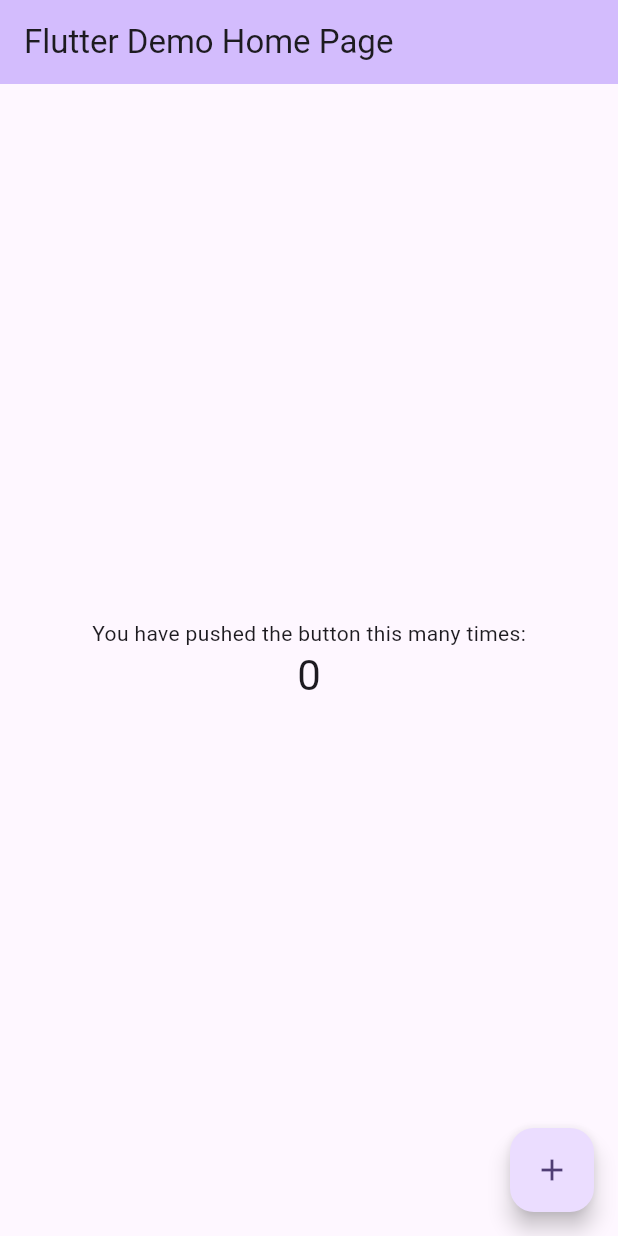
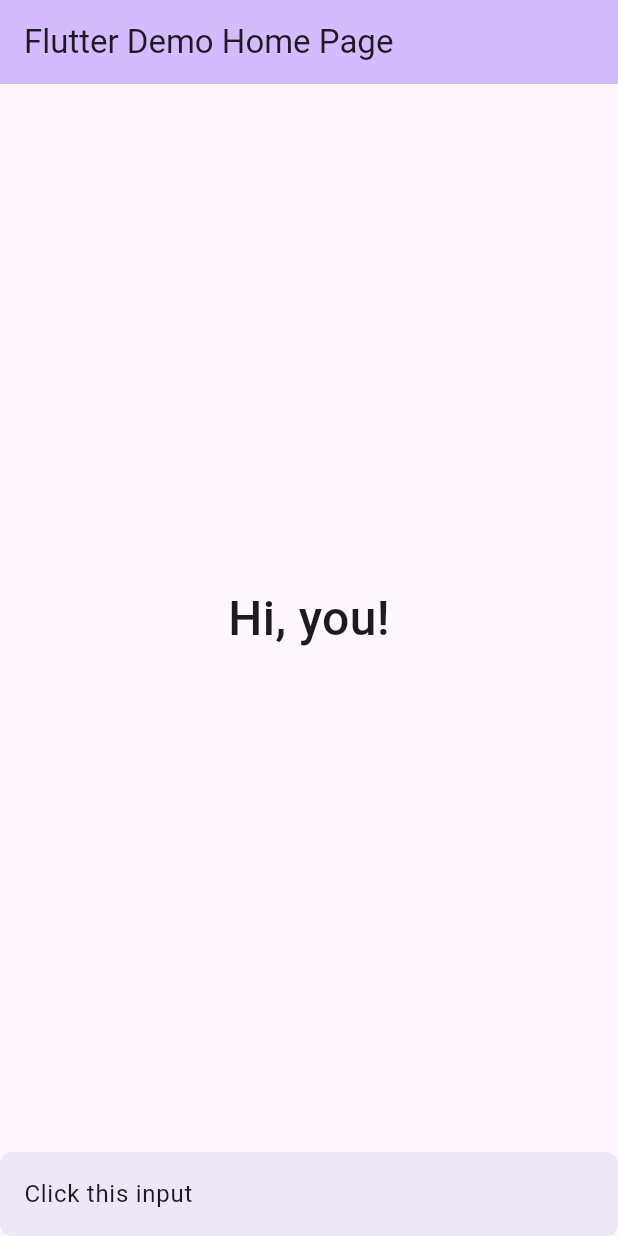
Before and after one commit to mboetger/flutter_tests, a Flutter app: the screen it shows after launch, on a phone screen of 412 x 824 dp. Run offline on Flutter 3.47's test engine with Material 3 defaults, Android fonts, the phone set to English and light mode, and no system bars.

Commit message:
repro 168768

```diff
--- a/lib/main.dart
+++ b/lib/main.dart
@@ -13,6 +13,7 @@ class MyApp extends StatelessWidget {
       title: 'Flutter Demo',
       theme: ThemeData(
         colorScheme: ColorScheme.fromSeed(seedColor: Colors.deepPurple),
+        useMaterial3: true,
       ),
       home: const MyHomePage(title: 'Flutter Demo Home Page'),
     );
@@ -22,8 +23,6 @@ class MyApp extends StatelessWidget {
 class MyHomePage extends StatefulWidget {
   const MyHomePage({super.key, required this.title});
 
-
-
   final String title;
 
   @override
@@ -31,14 +30,6 @@ class MyHomePage extends StatefulWidget {
 }
 
 class _MyHomePageState extends State<MyHomePage> {
-  int _counter = 0;
-
-  void _incrementCounter() {
-    setState(() {
-      _counter++;
-    });
-  }
-
   @override
   Widget build(BuildContext context) {
     return Scaffold(
@@ -46,22 +37,33 @@ class _MyHomePageState extends State<MyHomePage> {
         backgroundColor: Theme.of(context).colorScheme.inversePrimary,
         title: Text(widget.title),
       ),
-      body: Center(
-        child: Column(
-          mainAxisAlignment: MainAxisAlignment.center,
-          children: <Widget>[
-            const Text('You have pushed the button this many times:'),
-            Text(
-              '$_counter',
-              style: Theme.of(context).textTheme.headlineMedium,
+      body: Column(
+          mainAxisSize: MainAxisSize.max,
+          children: [
+            Spacer(),
+            Align(
+              alignment: Alignment.center,
+              child: Text(
+                "Hi, you!",
+                style: TextStyle(
+                  fontSize: 32,
+                  fontWeight: FontWeight.w500,
+                ),
+              ),
+            ),
+            Spacer(),
+            TextFormField(
+              initialValue: 'Click this input',
+              decoration: InputDecoration(
+                filled: true,
+                fillColor: Colors.deepPurple.shade50,
+                border: OutlineInputBorder(
+                  borderRadius: BorderRadius.circular(8.0),
+                  borderSide: BorderSide.none,
+                ),
+              ),
             ),
           ],
-        ),
-      ),
-      floatingActionButton: FloatingActionButton(
-        onPressed: _incrementCounter,
-        tooltip: 'Increment',
-        child: const Icon(Icons.add),
       ),
     );
   }
```
